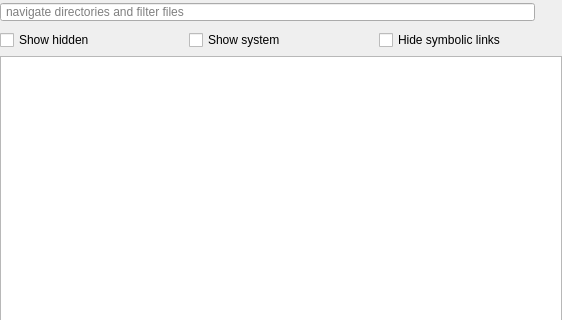
First picture: the form in forms/filepicker.ui, repository Tarsnap/tarsnap-gui, before the edit; both pictures show x 0 to 562 and y 0 to 320 of the 562 by 549 pixel window.
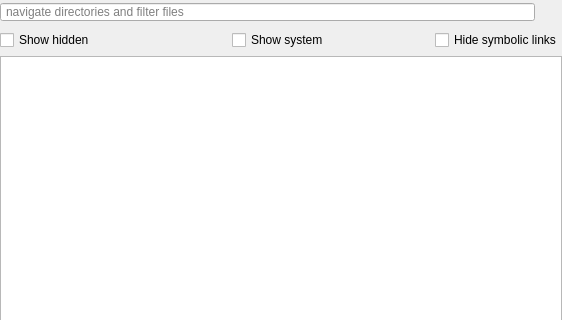
Second picture: the form after the edit. Icons and pictures are not drawn.

Patch:
```diff
--- a/forms/filepicker.ui
+++ b/forms/filepicker.ui
@@ -130,7 +130,7 @@
       <property name="bottomMargin">
        <number>0</number>
       </property>
-      <item>
+      <item alignment="Qt::AlignLeft">
        <widget class="QCheckBox" name="showHiddenCheckBox">
         <property name="toolTip">
          <string>List hidden files (on Unix, files starting with a &quot;.&quot;)</string>
@@ -140,7 +140,7 @@
         </property>
        </widget>
       </item>
-      <item>
+      <item alignment="Qt::AlignHCenter">
        <widget class="QCheckBox" name="showSystemCheckBox">
         <property name="toolTip">
          <string>List system files (on Unix, FIFOs, sockets and device files are included; on Windows, .lnk files are included)</string>
@@ -150,7 +150,7 @@
         </property>
        </widget>
       </item>
-      <item>
+      <item alignment="Qt::AlignRight">
        <widget class="QCheckBox" name="hideLinksCheckBox">
         <property name="toolTip">
          <string>Do not list symbolic links (ignored by operating systems that don't support symbolic links)</string>
```
Left out of the diff: 3 changed lines with no effect on the pictures.
